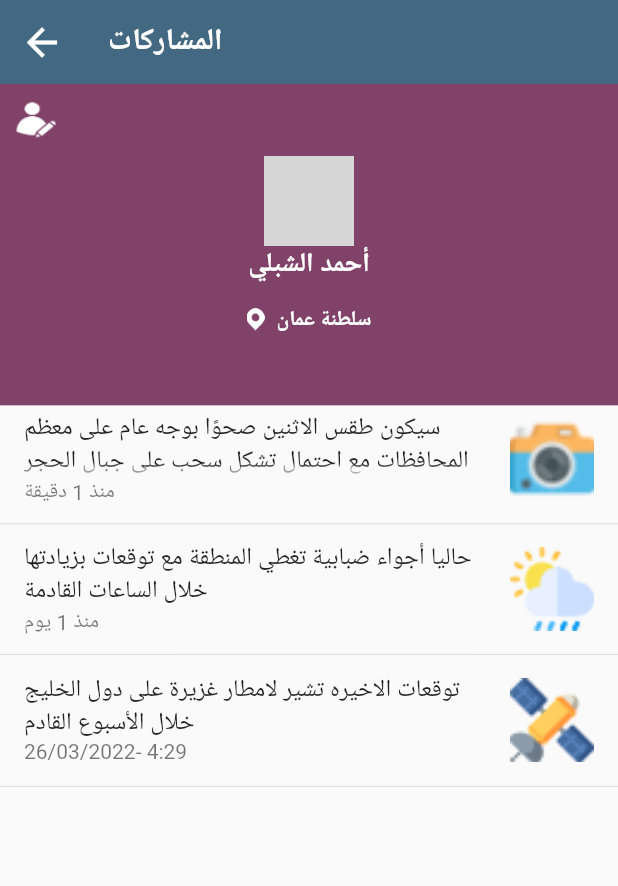
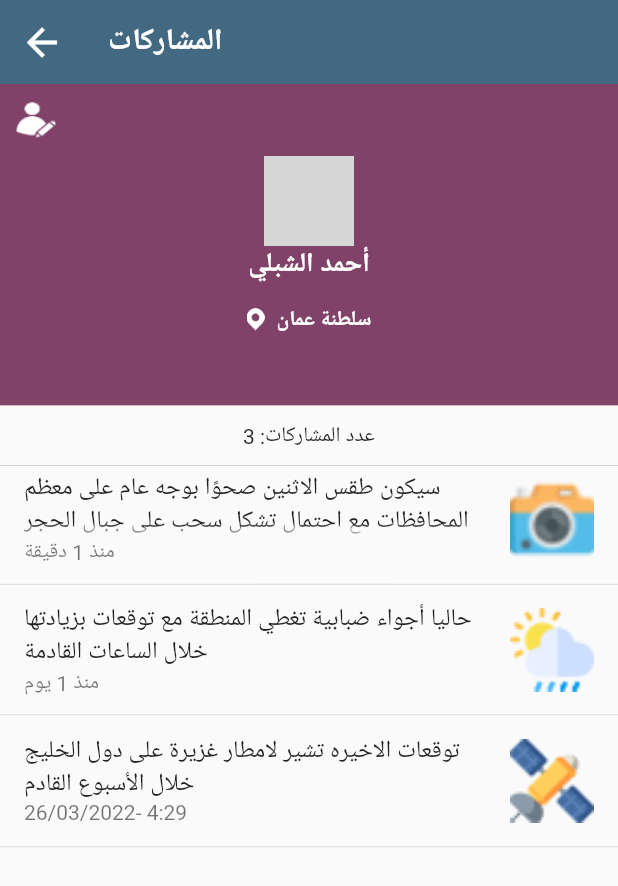
Before and after one commit to githussein/weather_social_network_flutter, a Flutter app: the ProfileScreen screen opened directly, on a phone screen of 412 x 824 dp. Shown: the top 886 px of the screen. Run offline on Flutter 3.47's test engine with Material 2 defaults, Android fonts, the light colour scheme and no system bars; our stand-ins replace webview_flutter; network calls fail; grey boxes are pictures that could not be loaded.

Commit message:
feature/MH-08-update-profile-screen

```diff
--- a/lib/screens/profile_screen.dart
+++ b/lib/screens/profile_screen.dart
@@ -66,6 +66,13 @@ class ProfileScreen extends StatelessWidget {
                 ),
               ),
             ),
+            const SizedBox(
+              width: double.infinity,
+              height: 40,
+              child: Center(
+                  child: Text('عدد المشاركات: 3', textAlign: TextAlign.center)),
+            ),
+            Container(height: 0.3, color: Colors.grey),
             Expanded(
               child: ListView(
                 shrinkWrap: true,
```
